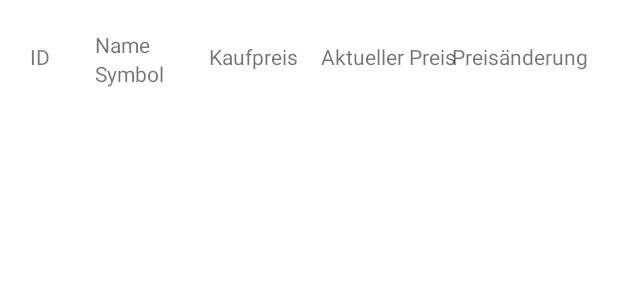
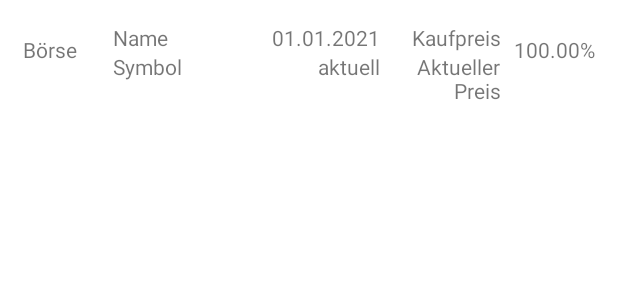
Before and after one commit to boehmich/coin-manager, an Android app: the layout list_item_coin_watchlist.xml on its own in the app's theme, with its tools: preview values and no code run, on a phone screen of 412 x 824 dp. Shown: the top 300 px of the screen. Run offline under Robolectric (Android 15) with nearby library versions, the phone set to English and light mode, and no system bars.

Commit message:
clean up Code, style watchlist fragment

```diff
--- a/app/src/main/java/com/example/coinmanager/adapter/WatchlistAdapter.kt
+++ b/app/src/main/java/com/example/coinmanager/adapter/WatchlistAdapter.kt
@@ -35,9 +35,9 @@ class WatchlistAdapter(private var coins: List<CoinWithUpdate>): RecyclerView.Ad
         holder.coinIdTextView.text = coin.coin.id.toString()
         holder.coinNameTextView.text = coin.coinWithUpdate.name
         holder.coinSymbolTextView.text = coin.coinWithUpdate.symbol
-        holder.coinPricePurchasedTextView.text = coin.coin.pricePurchased.toString()
-        holder.coinPriceActualTextView.text = coin.coinWithUpdate.priceActual.toString()
-        holder.coinPriceChangedPercentTextView.text = coin.coin.priceChangedPercent.toString()
+        holder.coinPricePurchasedTextView.text = coin.coin.pricePurchased.toString() + "€"
+        holder.coinPriceActualTextView.text = coin.coinWithUpdate.priceActual.toString() + "€"
+        holder.coinPriceChangedPercentTextView.text = coin.coin.priceChangedPercent.toString() + "%"
 
         holder.listItemContactRootView.setOnClickListener{
             Toast.makeText(holder.itemView.context, "Coin: ${coin.coin.id} ${coin.coinWithUpdate.name}", Toast.LENGTH_LONG).show()
--- a/app/src/main/java/com/example/coinmanager/coin/CoinFragment.kt
+++ b/app/src/main/java/com/example/coinmanager/coin/CoinFragment.kt
@@ -40,11 +40,8 @@ class CoinFragment : Fragment(R.layout.coin_fragment) {
         val hour = calendar.get(Calendar.HOUR_OF_DAY)
         val minutes = calendar.get(Calendar.MINUTE)
 
-        val currentDate = "${day}.${month + 1}.${year} ${hour}:${minutes}"
+        val currentDate = String.format("%02d.%02d.%04d %02d:%02d", day, month + 1, year, hour, minutes)
         etDate.setText(currentDate)
-
-        Log.e("Date", currentDate)
-
 
         etDate.setOnClickListener {
             var time = ""
--- a/app/src/main/java/com/example/coinmanager/coin/CoinViewModel.kt
+++ b/app/src/main/java/com/example/coinmanager/coin/CoinViewModel.kt
@@ -3,6 +3,7 @@ package com.example.coinmanager.coin
 import androidx.lifecycle.SavedStateHandle
 import androidx.lifecycle.ViewModel
 import com.example.coinmanager.*
+import com.example.coinmanager.models.CoinlistCoin
 
 class CoinViewModel(private val savedStateHandle: SavedStateHandle) : ViewModel() {
     val selectedCoin = savedStateHandle.get<CoinlistCoin>("coin")!!
--- a/app/src/main/java/com/example/coinmanager/coinlist/CoinlistViewModel.kt
+++ b/app/src/main/java/com/example/coinmanager/coinlist/CoinlistViewModel.kt
@@ -1,9 +1,11 @@
 package com.example.coinmanager.coinlist
 
+import android.util.Log
 import androidx.lifecycle.LiveData
 import androidx.lifecycle.MutableLiveData
 import androidx.lifecycle.ViewModel
 import com.example.coinmanager.*
+import com.example.coinmanager.models.CoinlistCoin
 
 class CoinlistViewModel : ViewModel() {
 
@@ -11,7 +13,7 @@ class CoinlistViewModel : ViewModel() {
     val coinlist: LiveData<ArrayList<CoinlistCoin>> get() = coinlistLiveData
 
 
-    fun createCoinsCoinlist() = repository.getCoinsFromWebservice{ list ->
+    fun updateCoinsCoinlist() = repository.getCoinsFromWebservice{ list ->
         /*
         for (coin in list){
             Log.e("CoinId ${coin.id}", "${coin.name}, ${coin.slug}, ${coin.percent1h}, ${coin.price}")
@@ -31,6 +33,7 @@ class CoinlistViewModel : ViewModel() {
 
         coinlistLiveData.postValue(coinlist)
     }
+
 }
 
 
--- a/app/src/main/java/com/example/coinmanager/web/model/CoinUpdateWebEntity.kt
+++ b/app/src/main/java/com/example/coinmanager/models/CoinUpdateWebEntity.kt
@@ -1,4 +1,4 @@
-package com.example.coinmanager.web.model
+package com.example.coinmanager.models
 
 
 import com.fasterxml.jackson.annotation.JsonAlias
--- a/app/src/main/res/layout/list_item_coin_watchlist.xml
+++ b/app/src/main/res/layout/list_item_coin_watchlist.xml
@@ -6,13 +6,13 @@
     android:layout_height="wrap_content"
     android:background="?android:attr/selectableItemBackground"
     android:orientation="horizontal"
-    android:padding="20dp">
+    android:padding="15dp">
 
     <TextView
         android:id="@+id/tvCoinId"
-        android:layout_width="wrap_content"
+        android:layout_width="50dp"
         android:layout_height="wrap_content"
-        android:text="ID"
+        android:text="Börse"
         android:paddingTop="8dp"
         app:layout_constraintStart_toStartOf="parent"
         app:layout_constraintTop_toTopOf="parent" />
@@ -21,7 +21,7 @@
         android:id="@+id/linearLayoutWatchlist"
         android:layout_width="wrap_content"
         android:layout_height="wrap_content"
-        android:layout_marginStart="30dp"
+        android:layout_marginStart="10dp"
         android:orientation="vertical"
         app:layout_constraintStart_toEndOf="@+id/tvCoinId"
         app:layout_constraintTop_toTopOf="parent">
@@ -39,33 +39,71 @@
             android:text="Symbol" />
     </LinearLayout>
 
+    <LinearLayout
+        android:layout_width="wrap_content"
+        android:layout_height="wrap_content"
+        android:gravity="bottom|end"
+        android:orientation="vertical"
+        app:layout_constraintEnd_toStartOf="@+id/tvCoinPercentChange"
+        app:layout_constraintTop_toTopOf="parent"
+        android:layout_marginEnd="3dp">
+
+        <LinearLayout
+            android:layout_width="wrap_content"
+            android:layout_height="wrap_content"
+            android:orientation="horizontal">
+
+            <TextView
+                android:layout_width="wrap_content"
+                android:layout_height="wrap_content"
+                android:text="01.01.2021"
+                android:textAlignment="viewEnd" />
+
             <TextView
                 android:id="@+id/tvCoinPricePurchased"
-        android:layout_width="wrap_content"
+                android:layout_width="80dp"
                 android:layout_height="wrap_content"
-        android:paddingTop="8dp"
-        android:layout_marginStart="30dp"
                 android:text="Kaufpreis"
+                android:textAlignment="viewEnd"
                 app:layout_constraintStart_toEndOf="@+id/linearLayoutWatchlist"
                 app:layout_constraintTop_toTopOf="parent" />
 
+        </LinearLayout>
+
+        <LinearLayout
+            android:layout_width="wrap_content"
+            android:layout_height="wrap_content"
+            android:orientation="horizontal">
+
+            <TextView
+                android:layout_width="wrap_content"
+                android:layout_height="wrap_content"
+                android:text="aktuell"
+                android:textAlignment="viewEnd" />
+
             <TextView
                 android:id="@+id/tvCoinPriceActual"
-        android:layout_width="wrap_content"
+                android:layout_width="80dp"
                 android:layout_height="wrap_content"
-        android:paddingTop="8dp"
-        android:layout_marginStart="15dp"
                 android:text="Aktueller Preis"
-        app:layout_constraintStart_toEndOf="@+id/tvCoinPricePurchased"
+                android:textAlignment="viewEnd"
+                app:layout_constraintStart_toEndOf="@+id/linearLayoutWatchlist"
                 app:layout_constraintTop_toTopOf="parent" />
+
+        </LinearLayout>
+
+    </LinearLayout>
+
 
     <TextView
         android:id="@+id/tvCoinPercentChange"
-        android:layout_width="wrap_content"
+        android:layout_width="60dp"
         android:layout_height="wrap_content"
-        android:text="Preisänderung"
+        android:text="100.00%"
         android:paddingTop="8dp"
+        android:textAlignment="viewEnd"
         app:layout_constraintEnd_toEndOf="parent"
         app:layout_constraintTop_toTopOf="parent" />
 
+
 </androidx.constraintlayout.widget.ConstraintLayout>
--- a/app/src/main/res/navigation/navigation_main.xml
+++ b/app/src/main/res/navigation/navigation_main.xml
@@ -25,7 +25,7 @@
             app:destination="@id/watchlistFragment" />
         <argument
             android:name="coin"
-            app:argType="com.example.coinmanager.CoinlistCoin" />
+            app:argType="com.example.coinmanager.models.CoinlistCoin" />
     </fragment>
 
     <fragment
--- a/app/src/main/res/values/strings.xml
+++ b/app/src/main/res/values/strings.xml
@@ -2,4 +2,5 @@
     <string name="app_name">CoinManager</string>
     <string name="open">open</string>
     <string name="close">close</string>
+    <string name="percent">%.2f</string>
 </resources>
```
Also changed, not shown: app/src/main/java/com/example/coinmanager/Coin.kt (+0 -51 lines), app/src/main/java/com/example/coinmanager/Repository.kt (+34 -2 lines), app/src/main/java/com/example/coinmanager/adapter/CoinlistAdapter.kt (+17 -23 lines), app/src/main/java/com/example/coinmanager/coinlist/CoinlistFragment.kt (+4 -29 lines), app/src/main/java/com/example/coinmanager/models/CoinWebEntity.kt (added, +37 -0 lines), app/src/main/java/com/example/coinmanager/models/CoinlistCoin.kt (added, +14 -0 lines), app/src/main/java/com/example/coinmanager/watchlist/WatchlistFragment.kt (+9 -3 lines), app/src/main/java/com/example/coinmanager/watchlist/WatchlistViewModel.kt (+4 -24 lines), app/src/main/java/com/example/coinmanager/web/CoinWebService.kt (+2 -6 lines). Lines whose indentation alone changed are shown as unchanged.
